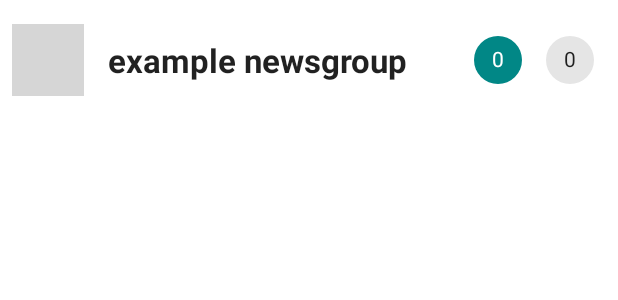
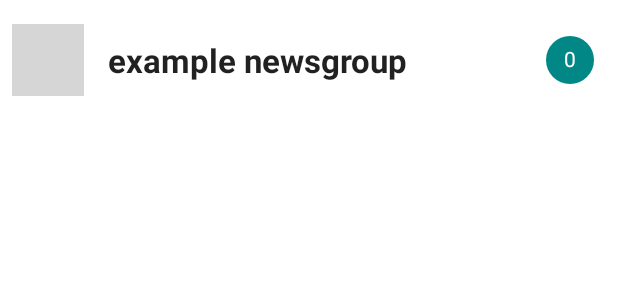
Before and after one commit to Scatterbrain-DTN/Subrosa, an Android app: the layout group_item.xml on its own in the app's theme, with its tools: preview values and no code run, on a phone screen of 412 x 824 dp. Shown: the top 300 px of the screen. Run offline under Robolectric (Android 15) with nearby library versions, the phone set to English and light mode, and no system bars; plain views replace GithubIdenticonView; grey boxes are pictures that could not be loaded.

Commit message:
remove read messages count

```diff
--- a/app/src/main/res/layout/group_item.xml
+++ b/app/src/main/res/layout/group_item.xml
@@ -37,14 +37,6 @@
         app:chipBackgroundColor="@color/design_default_color_secondary_variant"
         android:text="0"
         android:textColor="@color/white"
-        app:layout_constraintEnd_toStartOf="@id/total_num"
-        app:layout_constraintBottom_toBottomOf="parent"/>
-
-    <com.google.android.material.chip.Chip
-        android:id="@+id/total_num"
-        android:layout_width="wrap_content"
-        android:layout_height="wrap_content"
-        android:text="0"
         app:layout_constraintEnd_toEndOf="parent"
         app:layout_constraintBottom_toBottomOf="parent"/>
 </androidx.constraintlayout.widget.ConstraintLayout>
```
